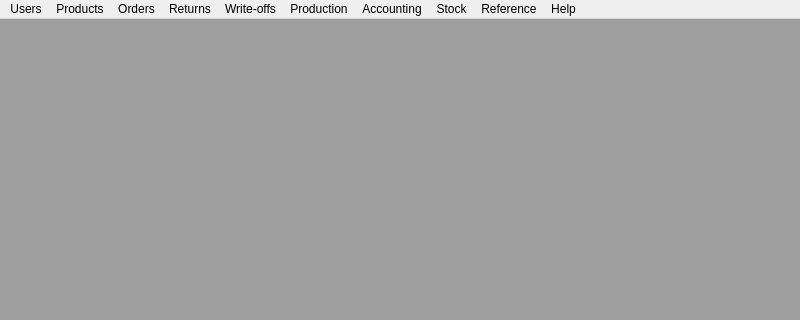
Qt form OrmasAdmin/OrmasAdmin/MainForm.ui (Dalerjon/TheOrmasProejct) before a commit; both pictures show x 0 to 800 and y 0 to 320 of the 800 by 600 pixel window.
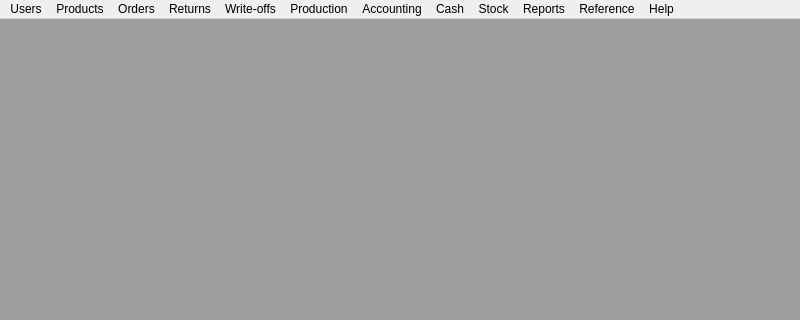
The same form after that commit.

Patch:
```diff
--- a/OrmasAdmin/OrmasAdmin/MainForm.ui
+++ b/OrmasAdmin/OrmasAdmin/MainForm.ui
@@ -173,6 +173,21 @@
     <addaction name="actionConsumptionProducts"/>
     <addaction name="actionInventorization"/>
    </widget>
+   <widget class="QMenu" name="menuCash">
+    <property name="title">
+     <string>Cash</string>
+    </property>
+    <addaction name="actionPayments"/>
+    <addaction name="actionPayslip"/>
+    <addaction name="actionRefund"/>
+    <addaction name="actionWithdrawal"/>
+   </widget>
+   <widget class="QMenu" name="menuReports">
+    <property name="title">
+     <string>Reports</string>
+    </property>
+    <addaction name="actionCompanyBalanceInfo"/>
+   </widget>
    <addaction name="menuUsers"/>
    <addaction name="menuProducts"/>
    <addaction name="menuOrders"/>
@@ -180,7 +195,9 @@
    <addaction name="menuWriteOffs"/>
    <addaction name="menuProductions"/>
    <addaction name="menuAccountings"/>
+   <addaction name="menuCash"/>
    <addaction name="menuStock"/>
+   <addaction name="menuReports"/>
    <addaction name="menuReferences"/>
    <addaction name="menuHelp"/>
   </widget>
```
Left out of the diff: 67 changed lines with no effect on the pictures.
